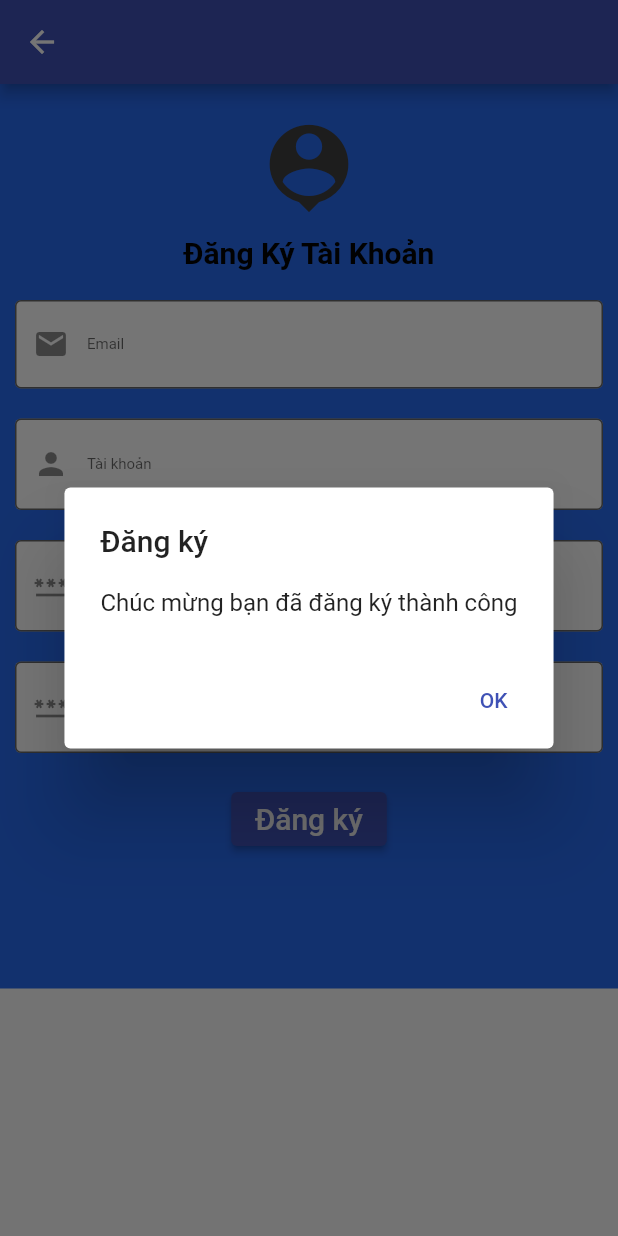
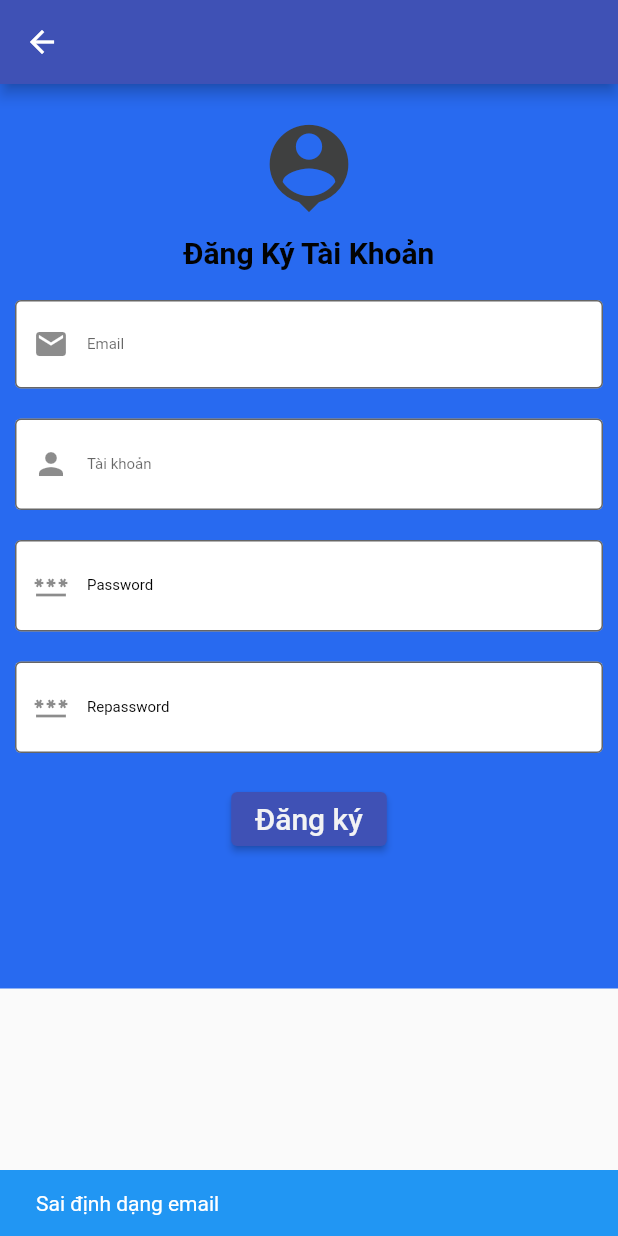
Before and after one commit to VanTanDao/DoAnDiDong, a Flutter app: the RegisterScreen screen opened directly, after a tap on "Đăng ký", on a phone screen of 412 x 824 dp. Run offline on Flutter 3.47's test engine with Material 2 defaults, Android fonts, the phone set to English and light mode, and no system bars; missing offline and left inert: dart:ffi.

Commit message:
xu ly xong login & register

```diff
--- /dev/null
+++ b/lib/Service/global.dart
@@ -0,0 +1,13 @@
+import 'package:flutter/cupertino.dart';
+import 'package:flutter/material.dart';
+
+String baseURL = "http://10.0.2.2:8000/api/";
+Map<String, String> headers = {"Content-Type": "application/json"};
+
+errorSnackBar(BuildContext context, String text) {
+  ScaffoldMessenger.of(context).showSnackBar((SnackBar(
+    content: Text(text),
+    backgroundColor: Colors.blue,
+    duration: Duration(seconds: 2),
+  )));
+}
--- a/lib/View/register.dart
+++ b/lib/View/register.dart
@@ -1,9 +1,14 @@
+import 'dart:convert';
 import 'dart:developer';
-
+import 'package:http/http.dart' as http;
 import 'package:flutter/cupertino.dart';
 import 'package:flutter/material.dart';
 import 'package:vantan/View/login.dart';
 import 'package:vantan/giaodienchoi.dart';
+import 'package:vantan/trang_chu.dart';
+
+import '../Service/auth.dart';
+import '../Service/global.dart';
 
 class RegisterScreen extends StatefulWidget {
   @override
@@ -13,6 +18,57 @@ class RegisterScreen extends StatefulWidget {
 }
 
 class RegisterScreenState extends State<RegisterScreen> {
+  String email = '';
+  String username = '';
+  String password = '';
+  String repassword = '';
+
+  createAccountPressed() async {
+    bool emailValid = RegExp(
+            r"^[a-zA-Z0-9.a-zA-Z0-9.!#$%&'*+-/=?^_`{|}~]+@[a-zA-Z0-9]+\.[a-zA-Z]+")
+        .hasMatch(email);
+    if (emailValid) {
+      http.Response response =
+          await AuthService.register(username, email, password, repassword);
+      Map responseMap = jsonDecode(response.body);
+      if (response.statusCode == 200) {
+        // Navigator.push(
+        //     context,
+        //     MaterialPageRoute(
+        //       builder: (BuildContext context) => TrangChu(),
+        //     ));
+        showDialog(
+            context: context,
+            builder: (context) {
+              return AlertDialog(
+                title: Text('Đăng ký'),
+                content: Text('Chúc mừng bạn đã đăng ký thành công'),
+                actions: [
+                  TextButton(
+                      onPressed: () => Navigator.of(context).pushAndRemoveUntil(
+                          MaterialPageRoute(
+                            builder: (context) => LoginScreen(),
+                          ),
+                          (Route<dynamic> route) => false),
+                      child: Text('OK'))
+                ],
+              );
+            });
+      } else {
+        if (password.length < 8) {
+          errorSnackBar(context, 'Mật khẩu ít nhất 8 ký tự');
+        } else {
+          if (password != repassword) {
+            errorSnackBar(context, 'Xác nhận mật khẩu không khớp');
+          } else
+            errorSnackBar(context, 'Email hoặc tài khoản đã tồn tại');
+        }
+      }
+    } else {
+      errorSnackBar(context, 'Sai định dạng email');
+    }
+  }
+
   @override
   Widget build(BuildContext context) {
     return Scaffold(
@@ -51,8 +107,11 @@ class RegisterScreenState extends State<RegisterScreen> {
                 ),
               ),
               Container(
-                padding: const EdgeInsets.all(10),
-                child: const TextField(
+                padding: EdgeInsets.all(10),
+                child: TextField(
+                  onChanged: (value) {
+                    email = value;
+                  },
                   decoration: InputDecoration(
                     filled: true,
                     fillColor: Colors.white,
@@ -78,9 +137,12 @@ class RegisterScreenState extends State<RegisterScreen> {
               //   ),
               // ),
               Container(
-                padding: const EdgeInsets.all(10),
-                child: const TextField(
+                padding: EdgeInsets.all(10),
+                child: TextField(
                   style: TextStyle(fontSize: 18, color: Colors.black),
+                  onChanged: (value) {
+                    username = value;
+                  },
                   decoration: InputDecoration(
                     filled: true,
                     fillColor: Colors.white,
@@ -92,10 +154,13 @@ class RegisterScreenState extends State<RegisterScreen> {
                 ),
               ),
               Container(
-                padding: const EdgeInsets.all(10),
-                child: const TextField(
+                padding: EdgeInsets.all(10),
+                child: TextField(
                   style: TextStyle(fontSize: 18, color: Colors.black),
                   obscureText: true,
+                  onChanged: (value) {
+                    password = value;
+                  },
                   decoration: InputDecoration(
                     filled: true,
                     fillColor: Colors.white,
@@ -107,10 +172,13 @@ class RegisterScreenState extends State<RegisterScreen> {
                 ),
               ),
               Container(
-                padding: const EdgeInsets.all(10),
-                child: const TextField(
+                padding: EdgeInsets.all(10),
+                child: TextField(
                   style: TextStyle(fontSize: 18, color: Colors.black),
                   obscureText: true,
+                  onChanged: (value) {
+                    repassword = value;
+                  },
                   decoration: InputDecoration(
                     filled: true,
                     fillColor: Colors.white,
@@ -138,27 +206,28 @@ class RegisterScreenState extends State<RegisterScreen> {
                 padding: const EdgeInsets.all(10),
                 child: ElevatedButton(
                   onPressed: () {
-                    showDialog(
-                        context: context,
-                        builder: (context) {
-                          return AlertDialog(
-                            title: Text('Đăng ký'),
-                            content:
-                                Text('Chúc mừng bạn đã đăng ký thành công'),
-                            actions: [
-                              TextButton(
-                                  onPressed: () =>
-                                      Navigator.of(context).pushAndRemoveUntil(
-                                          MaterialPageRoute(
-                                            builder: (context) => Login(),
-                                          ),
-                                          (Route<dynamic> route) => false),
-                                  child: Text('OK'))
-                            ],
-                          );
-                        });
+                    return createAccountPressed();
+                    // showDialog(
+                    //     context: context,
+                    //     builder: (context) {
+                    //       return AlertDialog(
+                    //         title: Text('Đăng ký'),
+                    //         content:
+                    //             Text('Chúc mừng bạn đã đăng ký thành công'),
+                    //         actions: [
+                    //           TextButton(
+                    //               onPressed: () => createAccountPressed(),
+                    //               // Navigator.of(context).pushAndRemoveUntil(
+                    //               //     MaterialPageRoute(
+                    //               //       builder: (context) => TrangChu(),
+                    //               //     ),
+                    //               //     (Route<dynamic> route) => false),
+                    //               child: Text('OK'))
+                    //         ],
+                    //       );
+                    //     });
                   },
-                  child: const Text(
+                  child: Text(
                     'Đăng ký',
                     style: TextStyle(
                       fontSize: 20,
--- a/lib/main.dart
+++ b/lib/main.dart
@@ -19,7 +19,7 @@ class MyApp extends StatelessWidget {
     return MaterialApp(
       debugShowCheckedModeBanner: false,
       theme: ThemeData(primarySwatch: Colors.indigo),
-      home: Login(), //fix 1
+      home: LoginScreen(), //fix 1
     );
   }
 }
--- a/lib/trang_chu.dart
+++ b/lib/trang_chu.dart
@@ -117,7 +117,7 @@ class TrangChu extends StatelessWidget {
                     onPressed: () {
                       Navigator.of(context).pushAndRemoveUntil(
                           MaterialPageRoute(
-                            builder: (context) => Login(),
+                            builder: (context) => LoginScreen(),
                           ),
                           (Route<dynamic> route) => false);
                       // giai thich remove may het may trang trc r moi push cai nay len
```
Also changed, not shown: lib/Service/auth.dart (added, +36 -0 lines), lib/View/login.dart (+65 -27 lines).
